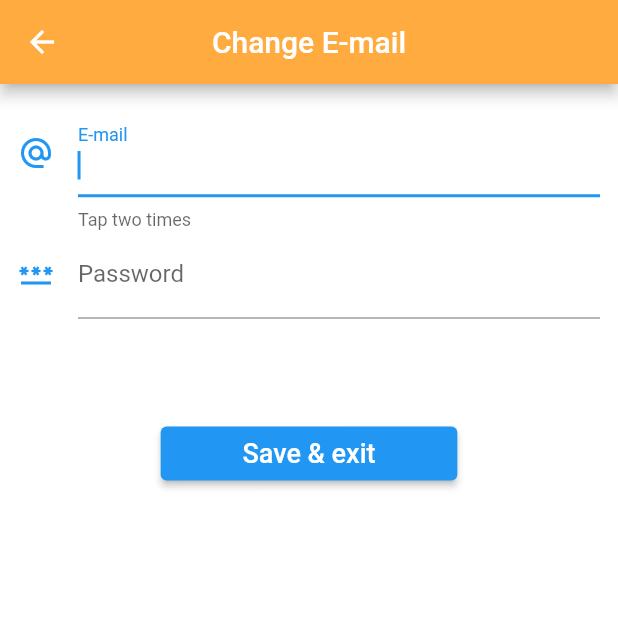
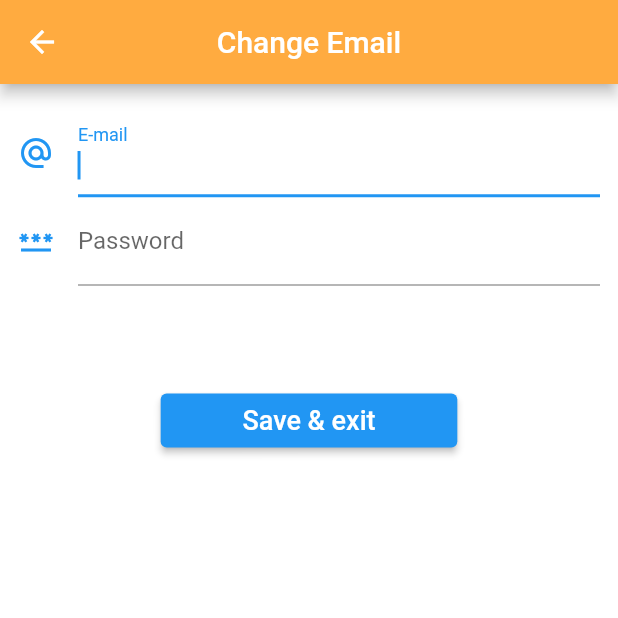
Before and after one commit to OsamaOmari02/Delivery-Time, a Flutter app: the MyAccount screen opened by its route, after a tap on "My Email", on a phone screen of 412 x 824 dp, the top half of it. Run offline on Flutter 3.47's test engine with Material 2 defaults, Android fonts, the phone set to English and light mode, and no system bars; our stand-ins replace carousel_pro, cloud_firestore, easy_localization, firebase_auth, firebase_core; missing offline and left inert: flutter_phone_direct_caller; accounts and stored records are empty; network calls fail.

Commit message:
language

```diff
--- a/lib/Drawer.dart
+++ b/lib/Drawer.dart
@@ -5,6 +5,8 @@ import 'package:flutter/cupertino.dart';
 import 'package:flutter/material.dart';
 import 'package:flutter/widgets.dart';
 import 'package:provider/provider.dart';
+
+import 'LanguageProvider.dart';
 
 class MyDrawer extends StatelessWidget {
   ListTile listTile(String title, icon, route, BuildContext ctx) {
@@ -26,13 +28,14 @@ class MyDrawer extends StatelessWidget {
     double width = MediaQuery.of(context).size.width;
     double height = MediaQuery.of(context).size.height;
     var provider = Provider.of<MyProvider>(context);
+    var lanProvider = Provider.of<LanProvider>(context);
     LogoutFun() {
       return showDialog(
           context: context,
           builder: (BuildContext ctx) {
             return AlertDialog(
               title: Text(
-                "Are you sure you want to log out?",
+                lanProvider.texts('log out?'),
                 style: TextStyle(fontSize: 23),
               ),
               contentPadding: EdgeInsets.symmetric(vertical: 7),
@@ -45,7 +48,7 @@ class MyDrawer extends StatelessWidget {
               actions: [
                 InkWell(
                   child: Text(
-                    "Yes",
+                    lanProvider.texts('yes?'),
                     style: TextStyle(fontSize: 19, color: Colors.red),
                   ),
                   onTap: () => FirebaseAuth.instance.signOut().then((_){
@@ -55,7 +58,7 @@ class MyDrawer extends StatelessWidget {
                 ),
                 SizedBox(width: 11),
                 InkWell(
-                    child: Text("Cancel", style: TextStyle(fontSize: 19)),
+                    child: Text(lanProvider.texts('cancel?'), style: TextStyle(fontSize: 19)),
                     onTap: () => Navigator.of(context).pop()),
               ],
             );
@@ -80,23 +83,23 @@ class MyDrawer extends StatelessWidget {
               Expanded(child: Text('welcome ${provider.authData['name']} !', style: TextStyle(fontSize: 21))),
             ],
           ),
-          listTile("Home", Icons.home, 'MyHomepage', context),
+          listTile(lanProvider.texts('Drawer1'), Icons.home, 'MyHomepage', context),
           Divider(thickness: 1),
-          listTile("Account", Icons.account_circle, 'MyAccount', context),
+          listTile(lanProvider.texts('Drawer2'), Icons.account_circle, 'MyAccount', context),
           Divider(thickness: 1),
-          listTile("Favorites", Icons.favorite, 'MyFavourites', context),
+          listTile(lanProvider.texts('Drawer3'), Icons.favorite, 'MyFavourites', context),
           Divider(thickness: 1),
           listTile(
-              "Addresses", Icons.location_on_outlined, 'MyLocation', context),
+              lanProvider.texts('Drawer4'), Icons.location_on_outlined, 'MyLocation', context),
           Divider(thickness: 1),
-          listTile("History", Icons.access_time_outlined, 'myHistory', context),
+          listTile(lanProvider.texts('Drawer5'), Icons.access_time_outlined, 'myHistory', context),
           Divider(thickness: 1),
-          listTile("Settings", Icons.settings, 'settings', context),
+          listTile(lanProvider.texts('Drawer6'), Icons.settings, 'settings', context),
           Divider(thickness: 1),
           ListTile(
             onTap: LogoutFun,
             title: Text(
-              "Log out",
+              lanProvider.texts('Drawer7'),
               style: TextStyle(fontSize: 25,color: Colors.red),
             ),
             leading: Icon(
--- a/lib/LanguageProvider.dart
+++ b/lib/LanguageProvider.dart
@@ -6,10 +6,10 @@ class LanProvider with ChangeNotifier{
   bool isEn = true;
 
   Map<String,Object> arabic ={
-    'Home':'الصفحة الرئيسية',
     'order ur food..':'اطلب اكلك واستمتع !',
     'choose ur..':'اختر مطعمك المفضل !',
-    'welcome!':'مرحبا !',
+    'ok':"إغلاق",
+    'welcome':'مرحبا',
     'Drawer1':'الصفحة الرئيسية',
     'Drawer2':'حسابي',
     'Drawer3':'المفضلة',
@@ -25,7 +25,6 @@ class LanProvider with ChangeNotifier{
     'save&exit':'احفظ واخرج',
     'pass':'كلمة المرور',
     'email':'البريد الالكتروني',
-    'tap two times':'اضغط مرتين',
     'change name':'تغيير الاسم',
     'name':'اسمي',
     'current pass':'كلمة المرور الحالية',
@@ -36,35 +35,90 @@ class LanProvider with ChangeNotifier{
     'new address':'عنوان جديد',
     'area':'المنطقه (مطلوب)',
     'street':'الشارع (مطلوب)',
+    'street:':'الشارع: ',
     'phone number':'رقم الهاتف (مطلوب)',
     'add':'اضافه',
     'orders history':'طلباتي',
     'language':'اللغة',
     'dark mode':'الوضع الليلي',
-    'call us':'إاتصل بنا',
+    'call us':'إتصل بنا',
     'rate app':'قيم التطبيق',
+    'required':'مطلوب',
     'tab1':'شاورما',
     'tab2':'سناكات',
     'tab3':'غير ذلك',
-    'food cart':'عربة الطعام',
-    'total':'المجموع',
+    'food cart':'سله الطعام',
+    'total':'المجموع د.أ',
+    'jd':'د.أ',
     'price':'السعر',
     'log out?':'هل تريد تسجيل الخروج؟',
     'clear everything?':'احذف كل شيء؟',
     'yes?':'نعم',
     'cancel?':'الغاء',
     'delete this address?':'هل تريد حذف هذا العنوان؟',
-    'required':'مطلوب',
     'ur password isnt correct':'كلمة المرور غير صحيحه !',
     'empty field':'حقل فارغ !',
     'pass must be 6':'كلمة المرور يجب ان تكون على الاقل 6 حروف !',
     'passwords dont match':'كلمات المرور لا يتطابقان !',
   };
   Map<String,Object> english ={
-
+    'order ur food..':'Order your food now and enjoy !',
+    'choose ur..':'Choose your favorite restaurant !',
+    'welcome':'Welcome',
+    'ok':"OK",
+    'Drawer1':'Home',
+    'Drawer2':'Account',
+    'Drawer3':'Favorites',
+    'Drawer4':'Addresses',
+    'Drawer5':'History',
+    'Drawer6':'Settings',
+    'Drawer7':'Log out',
+    'my account':'My Account',
+    'my email':'My Email',
+    'my name':'My Name',
+    'my password':'My Password',
+    'change email':'Change Email',
+    'save&exit':'Save & exit',
+    'pass':'Password',
+    'email':'E-mail',
+    'change name':'Change Name',
+    'name':'Name',
+    'current pass':'Current Password',
+    'new pass':'New password',
+    'confirm pass':'Confirm Password',
+    'my favorites':'My Favorites',
+    'my addresses':'My Addresses',
+    'new address':'New Address',
+    'required':'Required',
+    'area':'Area (required)',
+    'street':'Street (required)',
+    'street:':'street: ',
+    'phone number':'Phone Number (required)',
+    'add':'Add',
+    'orders history':'Orders History',
+    'language':'Language',
+    'dark mode':'Dark Mode',
+    'call us':'Call Us',
+    'rate app':'Rate This Application',
+    'tab1':'Shawarma',
+    'tab2':'Snacks',
+    'tab3':'Others',
+    'food cart':'Food Cart',
+    'total':'Total JD',
+    'jd':'JD',
+    'price':'Price',
+    'log out?':'Are you sure you want to log out ?',
+    'clear everything?':'Clear everything ?',
+    'yes?':'Yes',
+    'cancel?':'Cancel',
+    'delete this address?':'Are you sure you want to delete this address ?',
+    'ur password isnt correct':'Your password is not correct !',
+    'empty field':'Empty field !',
+    'pass must be 6':'Password must be at least 6 characters !',
+    'passwords dont match':'The passwords do not match !',
   };
 
-  changeLan(bool lan){
+  void changeLan(bool lan){
     isEn = lan;
     notifyListeners();
   }
--- a/lib/MyHistory.dart
+++ b/lib/MyHistory.dart
@@ -2,8 +2,10 @@
 
 import 'package:flutter/cupertino.dart';
 import 'package:flutter/material.dart';
+import 'package:provider/provider.dart';
 
 import 'Drawer.dart';
+import 'LanguageProvider.dart';
 
 class History extends StatefulWidget {
   @override
@@ -15,9 +17,10 @@ class _HistoryState extends State<History> {
   Widget build(BuildContext context) {
     double width = MediaQuery.of(context).size.width;
     double height = MediaQuery.of(context).size.height;
+    var lanProvider = Provider.of<LanProvider>(context);
     return Scaffold(
       drawer: MyDrawer(),
-      appBar: AppBar(title: Text("Orders History"),centerTitle: true,),
+      appBar: AppBar(title: Text(lanProvider.texts('orders history')),centerTitle: true,),
       body: ListView(
         children: [
 
--- a/lib/Myaccount_screen.dart
+++ b/lib/Myaccount_screen.dart
@@ -8,29 +8,32 @@ import 'package:flutter/cupertino.dart';
 import 'package:flutter/material.dart';
 import 'package:provider/provider.dart';
 
+import 'LanguageProvider.dart';
+
 class MyAccount extends StatelessWidget {
 
   @override
   Widget build(BuildContext context) {
     double height = MediaQuery.of(context).size.height;
+    var lanProvider = Provider.of<LanProvider>(context);
     return Scaffold(
       drawer: MyDrawer(),
       appBar: AppBar(
-          title: const Text("My Account"),
+          title: Text(lanProvider.texts('my account')),
           centerTitle: true,
           backgroundColor: Colors.blue),
       body: ListView(
         children: [
             SizedBox(height: height * 0.02),
             ListTile(
-              title: const Text("My Email",style: TextStyle(fontSize: 19),),
+              title: Text(lanProvider.texts('my email'),style: TextStyle(fontSize: 19),),
               leading: const Icon(Icons.alternate_email),
               trailing: const Icon(Icons.arrow_forward),
               onTap: ()=>Navigator.of(context).pushNamed('Email'),
             ),
             const Divider(thickness: 1),
             ListTile(
-              title: const Text("My Name",style: TextStyle(fontSize: 19),),
+              title: Text(lanProvider.texts('my name'),style: TextStyle(fontSize: 19),),
               leading: const Icon(Icons.person),
               trailing: const Icon(Icons.arrow_forward),
               onTap: ()=>Navigator.of(context).pushNamed('Name'),
@@ -44,7 +47,7 @@ class MyAccount extends StatelessWidget {
             // ),
             // Divider(thickness: 1),
             ListTile(
-              title: const Text("My Password",style: TextStyle(fontSize: 19),),
+              title: Text(lanProvider.texts('my password'),style: TextStyle(fontSize: 19),),
               leading: const Icon(Icons.password),
               trailing: const Icon(Icons.arrow_forward),
               onTap: ()=>Navigator.of(context).pushNamed('password'),
@@ -70,6 +73,148 @@ class _EmailState extends State<Email> {
     double width = MediaQuery.of(context).size.width;
     double height = MediaQuery.of(context).size.height;
     var provider = Provider.of<MyProvider>(context);
+    var lanProvider = Provider.of<LanProvider>(context);
+    dialog(title) {
+      return showDialog(
+          context: context,
+          builder: (BuildContext ctx) {
+            return AlertDialog(
+              title: Row(
+                children: [
+                  Icon(
+                    Icons.error_outline,
+                    size: 30,
+                    color: Colors.red,
+                  ),
+                  SizedBox(width: 17),
+                  Expanded(
+                    child: Text(
+                      title,
+                      style: TextStyle(fontSize: 23, color: Colors.red),
+                    ),
+                  ),
+                ],
+              ),
+              contentPadding: EdgeInsets.symmetric(vertical: 8),
+              elevation: 24,
+              content: Container(
+                height: MediaQuery.of(context).size.height * 0.05,
+                child: Divider(),
+                alignment: Alignment.topCenter,
+              ),
+              actions: [
+                TextButton(
+                    child: Text('ok', style: TextStyle(fontSize: 21)),
+                    onPressed: () => Navigator.of(context).pop()),
+              ],
+            );
+          });
+    }
+    return Scaffold(
+        appBar: AppBar(
+          title: Text(lanProvider.texts('change email')),
+          centerTitle: true,
+        ),
+        body: ListView(
+            children: [
+            SizedBox(height: height * 0.02),
+            Container(
+              padding: EdgeInsets.symmetric(horizontal: 12),
+              child: TextField(
+                keyboardType: TextInputType.emailAddress,
+                autofocus: true,
+                controller: _email,
+                decoration: InputDecoration(
+                  icon: Icon(
+                    Icons.alternate_email,
+                    color: Colors.blue,
+                  ),
+                  labelText: lanProvider.texts("email"),
+                  hintText: provider.authData['email'],
+                ),
+              ),
+            ),
+            Container(
+              padding: EdgeInsets.symmetric(horizontal: 12),
+              child: TextField(
+                keyboardType: TextInputType.visiblePassword,
+                controller: _password,
+                obscureText: true,
+                decoration: InputDecoration(
+                  icon: Icon(
+                    Icons.password,
+                    color: Colors.blue,
+                  ),
+                  labelText: lanProvider.texts('pass'),
+                ),
+              ),
+            ),
+              SizedBox(height: height*0.08),
+              if(provider.authState==authStatus.Authenticating)
+                Container(child: CircularProgressIndicator(),
+                    alignment: Alignment.center),
+              if(provider.authState!=authStatus.Authenticating)
+                Container(
+                  padding: EdgeInsets.symmetric(horizontal: width*0.26),
+                  child: ElevatedButton(
+                    onPressed: () async {
+                      try{
+                        if(_email.text.isEmpty || _password.text.isEmpty) {
+                          return dialog(lanProvider.texts('Empty field'));
+                        }  if (_password.text != provider.authData['password']) {
+                          return dialog(lanProvider.texts('ur password isnt correct'));
+                        } if (_email.text == provider.authData['email']) {
+                          return dialog('Your new email must be different than your current email');
+                        }
+                        setState(() {
+                          provider.authState=authStatus.Authenticating;
+                        });
+                        await
+                        FirebaseAuth.instance.currentUser!.updateEmail(_email.text);
+                        await
+                        FirebaseFirestore.instance.collection('users')
+                            .doc(FirebaseAuth.instance.currentUser!.uid)
+                            .update({'email':_email.text});
+                        setState(() {
+                          provider.authData['email'] = _email.text;
+                          provider.authState=authStatus.Authenticated;
+                        });
+                        Navigator.of(context).pop();
+                      } on FirebaseAuthException catch (e) {
+                        dialog(e.message);
+                        setState(() {
+                          provider.authState = authStatus.unAuthenticated;
+                        });
+                      } catch(e)
+                      {
+                        dialog('error!');
+                        provider.authState=authStatus.unAuthenticated;
+                      }
+                    },
+                    child: Text(lanProvider.texts('save&exit'),
+                        style: TextStyle(fontSize: 18, color: Colors.white)),
+                  ),
+                ),
+        ]));
+  }
+
+}
+
+//---------------------name ---------------------
+class Name extends StatefulWidget {
+  @override
+  _NameState createState() => _NameState();
+}
+
+class _NameState extends State<Name> {
+  TextEditingController _myName = TextEditingController();
+  TextEditingController _password = TextEditingController();
+  @override
+  Widget build(BuildContext context) {
+    double width = MediaQuery.of(context).size.width;
+    double height = MediaQuery.of(context).size.height;
+    var provider = Provider.of<MyProvider>(context);
+    var lanProvider = Provider.of<LanProvider>(context);
     dialog(title) {
       return showDialog(
           context: context,
@@ -108,148 +253,7 @@ class _EmailState extends State<Email> {
     }
     return Scaffold(
         appBar: AppBar(
-          title: Text("Change E-mail"),
-          centerTitle: true,
-        ),
-        body: ListView(
-            children: [
-            SizedBox(height: height * 0.02),
-            Container(
-              padding: EdgeInsets.symmetric(horizontal: 12),
-              child: TextField(
-                keyboardType: TextInputType.emailAddress,
-                autofocus: true,
-                controller: _email,
-                decoration: InputDecoration(
-                  icon: Icon(
-                    Icons.alternate_email,
-                    color: Colors.blue,
-                  ),
-                  labelText: "E-mail",
-                  hintText: provider.authData['email'],
-                  helperText: "Tap two times",
-                ),
-              ),
-            ),
-            Container(
-              padding: EdgeInsets.symmetric(horizontal: 12),
-              child: TextField(
-                keyboardType: TextInputType.visiblePassword,
-                controller: _password,
-                obscureText: true,
-                decoration: InputDecoration(
-                  icon: Icon(
-                    Icons.password,
-                    color: Colors.blue,
-                  ),
-                  labelText: "Password",
-                ),
-              ),
-            ),
-              SizedBox(height: height*0.08),
-              if(provider.authState==authStatus.Authenticating)
-                Container(child: CircularProgressIndicator(),
-                    alignment: Alignment.center),
-              if(provider.authState!=authStatus.Authenticating)
-                Container(
-                  padding: EdgeInsets.symmetric(horizontal: width*0.26),
-                  child: ElevatedButton(
-                    onPressed: () async {
-                      try{
-                        if(_email.text.isEmpty || _password.text.isEmpty) {
-                          return dialog('Empty field!');
-                        }  if (_password.text != provider.authData['password']) {
-                          return dialog('Your password is not correct');
-                        } if (_email.text == provider.authData['email']) {
-                          return dialog('Your new email must be different than your current email');
-                        }
-                        setState(() {
-                          provider.authState=authStatus.Authenticating;
-                        });
-                        await
-                        FirebaseAuth.instance.currentUser!.updateEmail(_email.text);
-                        await
-                        FirebaseFirestore.instance.collection('users')
-                            .doc(FirebaseAuth.instance.currentUser!.uid)
-                            .update({'email':_email.text});
-                        setState(() {
-                          provider.authData['email'] = _email.text;
-                          provider.authState=authStatus.Authenticated;
-                        });
-                        Navigator.of(context).pop();
-                      } on FirebaseAuthException catch (e) {
-                        dialog(e.message);
-                        setState(() {
-                          provider.authState = authStatus.unAuthenticated;
-                        });
-                      } catch(e)
-                      {
-                        dialog('error!');
-                        provider.authState=authStatus.unAuthenticated;
-                      }
-                    },
-                    child: Text("Save & exit",
-                        style: TextStyle(fontSize: 18, color: Colors.white)),
-                  ),
-                ),
-        ]));
-  }
-
-}
-
-//---------------------name ---------------------
-class Name extends StatefulWidget {
-  @override
-  _NameState createState() => _NameState();
-}
-
-class _NameState extends State<Name> {
-  TextEditingController _myName = TextEditingController();
-  TextEditingController _password = TextEditingController();
-  @override
-  Widget build(BuildContext context) {
-    double width = MediaQuery.of(context).size.width;
-    double height = MediaQuery.of(context).size.height;
-    var provider = Provider.of<MyProvider>(context);
-    dialog(title) {
-      return showDialog(
-          context: context,
-          builder: (BuildContext ctx) {
-            return AlertDialog(
-              title: Row(
-                children: [
-                  Icon(
-                    Icons.error_outline,
-                    size: 30,
-                    color: Colors.red,
-                  ),
-                  SizedBox(width: 17),
-                  Expanded(
-                    child: Text(
-                      title,
-                      style: TextStyle(fontSize: 23, color: Colors.red),
-                    ),
-                  ),
-                ],
-              ),
-              contentPadding: EdgeInsets.symmetric(vertical: 8),
-              elevation: 24,
-              content: Container(
-                height: MediaQuery.of(context).size.height * 0.05,
-                child: Divider(),
-                alignment: Alignment.topCenter,
-              ),
-              actions: [
-                TextButton(
-                    child: Text("OK", style: TextStyle(fontSize: 21)),
-                    onPressed: () => Navigator.of(context).pop()),
-              ],
-            );
-          });
-    }
-    return Scaffold(
-        appBar: AppBar(
-          title: Text("Change Name"),
+          title: Text(lanProvider.texts('change name')),
           centerTitle: true,
         ),
         body: ListView(
@@ -264,9 +268,8 @@ class _NameState extends State<Name> {
                       Icons.person,
                       color: Colors.blue,
                     ),
-                    labelText: "Name",
+                    labelText: lanProvider.texts('name'),
                     hintText: provider.authData['name'],
-                    helperText: "Tap two times",
                   ),
                 ),
              TextFormField(
@@ -278,7 +281,7 @@ class _NameState extends State<Name> {
                       Icons.password,
                       color: Colors.blue,
                     ),
-                    labelText: "Password",
+                    labelText: lanProvider.texts('pass'),
                   ),
                 ),
             SizedBox(height: height * 0.06),
@@ -292,9 +295,9 @@ class _NameState extends State<Name> {
                   onPressed: () async {
                     try{
                       if(_myName.text.isEmpty || _password.text.isEmpty) {
-                        return dialog('Empty field!');
+                        return dialog(lanProvider.texts('empty field'));
                       }  if (_password.text != provider.authData['password']) {
-                        return dialog('Your password is not correct');
+                        return dialog(lanProvider.texts('ur password isnt correct'));
                       }
                       if(_myName.text==provider.authData['name']){
                         return dialog('Your new name must be different than your current name');
@@ -324,7 +327,7 @@ class _NameState extends State<Name> {
                       provider.authState=authStatus.unAuthenticated;
                     }
                   },
-                  child: const Text("Save & exit",
+                  child: Text(lanProvider.texts('save&exit'),
                       style: TextStyle(fontSize: 18, color: Colors.white)),
                 ),
               ),
@@ -347,6 +350,7 @@ class _PhoneState extends State<Phone> {
     double width = MediaQuery.of(context).size.width;
     double height = MediaQuery.of(context).size.height;
     var provider = Provider.of<MyProvider>(context);
+    var lanProvider = Provider.of<LanProvider>(context);
     dialog(title) {
       return showDialog(
           context: context,
--- a/lib/Myfavourites_screen.dart
+++ b/lib/Myfavourites_screen.dart
@@ -2,8 +2,10 @@
 
 import 'package:flutter/cupertino.dart';
 import 'package:flutter/material.dart';
+import 'package:provider/provider.dart';
 
 import 'Drawer.dart';
+import 'LanguageProvider.dart';
 
 class MyFavourites extends StatefulWidget {
   const MyFavourites({Key? key}) : super(key: key);
@@ -15,13 +17,13 @@ class MyFavourites extends StatefulWidget {
 class _MyFavouritesState extends State<MyFavourites> {
   @override
   Widget build(BuildContext context) {
-
+    var lanProvider = Provider.of<LanProvider>(context);
     double width = MediaQuery.of(context).size.width;
     double height = MediaQuery.of(context).size.height;
 
     return Scaffold(
       drawer: MyDrawer(),
-      appBar: AppBar(title: Text("My Favorites"),centerTitle: true,),
+      appBar: AppBar(title: Text(lanProvider.texts('my favorites')),centerTitle: true,),
       body: ListView(
         children: [
 
```
Also changed, not shown: lib/Addaddress.dart (+8 -7 lines), lib/Myaddress.dart (+7 -5 lines), lib/PassWord.dart (+12 -9 lines), lib/Settings.dart (+47 -17 lines), lib/Shopping_cart.dart (+6 -4 lines), lib/main.dart (+12 -7 lines), lib/res_screen.dart (+10 -6 lines).
